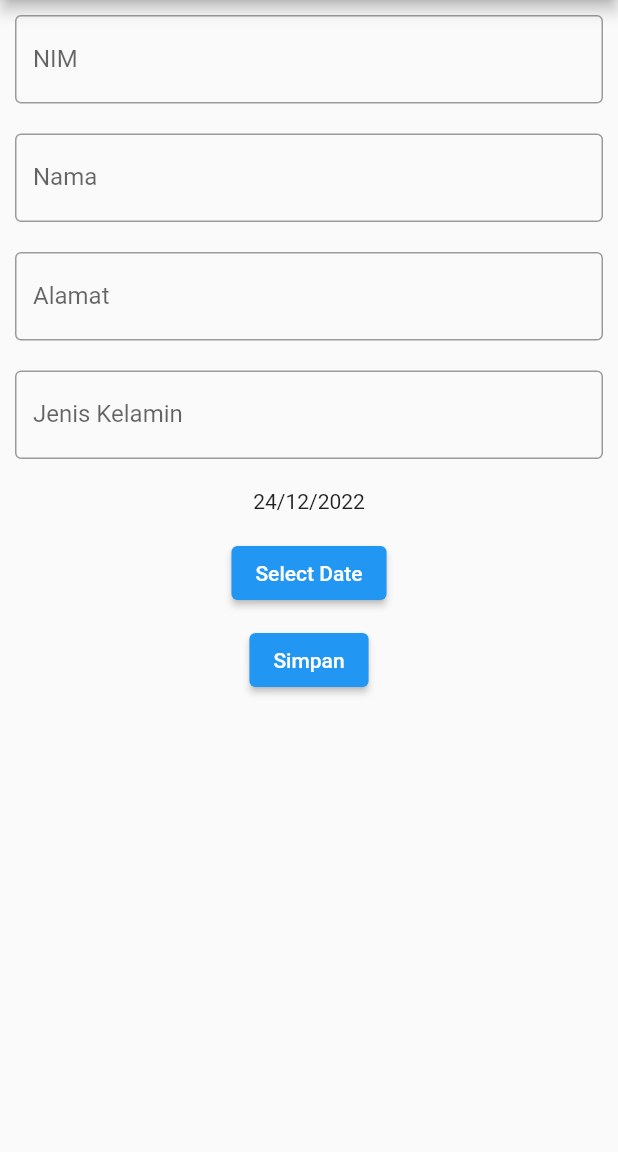
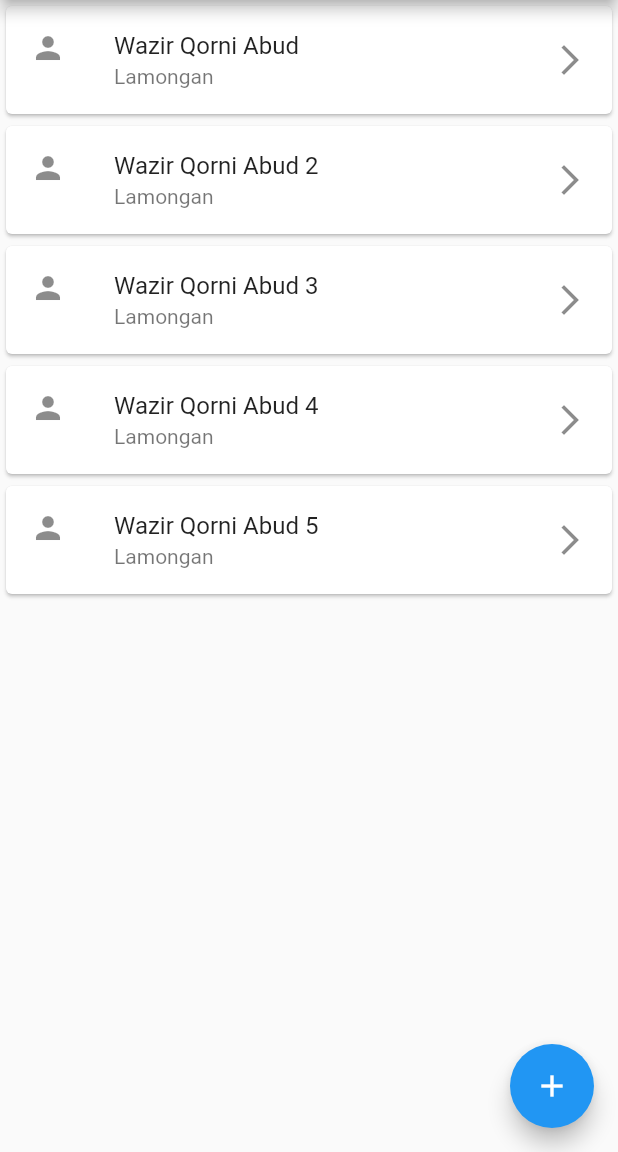
Before and after one commit to rikurunico/biodata_siswa, a Flutter app: the screen it shows after launch, on a phone screen of 412 x 824 dp, the part 84-1236 px from its top. Run offline on Flutter 3.47's test engine with Material 2 defaults, Android fonts, the light colour scheme and no system bars; our stand-ins replace sqflite; accounts and stored records are empty.

Commit message:
Add Details And ListView

```diff
--- a/lib/controller/anggota.dart
+++ /dev/null
@@ -1,48 +0,0 @@
-class Anggota {
-  late int _id;
-  late int _nim;
-  late String _nama;
-  late String _alamat;
-  late String _jeniskelamin;
-  late DateTime _tanggallahir;
-
-  int get id => _id;
-
-  int get nim => _nim;
-  set nim(int value) => this._nim = value;
-
-  String get nama => _nama;
-  set nama(String value) => this._nama = value;
-
-  String get alamat => _alamat;
-  set alamat(String value) => this._alamat = value;
-
-  String get jeniskelamin => _jeniskelamin;
-  set jeniskelamin(String value) => this._jeniskelamin = value;
-
-  DateTime get tanggallahir => _tanggallahir;
-  set tanggallahir(DateTime value) => this._tanggallahir = value;
-
-  Anggota(this._id, this._nim, this._nama, this._alamat, this._jeniskelamin,
-      this._tanggallahir);
-
-  Anggota.fromMap(Map<String, dynamic> map) {
-    this._id = map['id'];
-    this._nim = map['nim'];
-    this._nama = map['nama'];
-    this._alamat = map['alamat'];
-    this._jeniskelamin = map['jeniskelamin'];
-    this._tanggallahir = map['tanggallahir'];
-  }
-
-  Map<String, dynamic> toMap() {
-    Map<String, dynamic> map = Map<String, dynamic>();
-    map['id'] = this._id;
-    map['nim'] = nim;
-    map['nama'] = nama;
-    map['alamat'] = alamat;
-    map['jeniskelamin'] = jeniskelamin;
-    map['tanggallahir'] = tanggallahir;
-    return map;
-  }
-}
--- /dev/null
+++ b/lib/models/anggota.dart
@@ -0,0 +1,41 @@
+class Anggota {
+  int? id;
+  int nim;
+  String nama;
+  String alamat;
+  String jenisKelamin;
+  String tglLahir;
+
+  Anggota({
+    this.id,
+    required this.nim,
+    required this.nama,
+    required this.alamat,
+    required this.jenisKelamin,
+    required this.tglLahir,
+  });
+
+  Map<String, dynamic> toMap() {
+    final result = <String, dynamic>{};
+
+    result.addAll({'id': id});
+    result.addAll({'nim': nim});
+    result.addAll({'nama': nama});
+    result.addAll({'alamat': alamat});
+    result.addAll({'jenisKelamin': jenisKelamin});
+    result.addAll({'tglLahir': tglLahir});
+
+    return result;
+  }
+
+  factory Anggota.fromMap(Map<String, dynamic> map) {
+    return Anggota(
+      id: map['id'],
+      nim: map['nim'],
+      nama: map['nama'],
+      alamat: map['alamat'],
+      jenisKelamin: map['jenisKelamin'],
+      tglLahir: map['tglLahir'],
+    );
+  }
+}
--- a/lib/views/index_page.dart
+++ b/lib/views/index_page.dart
@@ -1,21 +1,27 @@
-import 'package:flutter/cupertino.dart';
 import 'package:flutter/material.dart';
 import 'package:flutter/services.dart';
+import 'package:biodata_siswa/models/anggota.dart';
 
 class IndexPage extends StatelessWidget {
   @override
   Widget build(BuildContext context) {
+    final _nimController = TextEditingController();
+    final _namaController = TextEditingController();
+    final _alamatController = TextEditingController();
+    final _jenisKelaminController = TextEditingController();
+
     return MaterialApp(
       home: Scaffold(
         appBar: AppBar(
-          title: Text('BIODATA'),
+          title: const Text('BIODATA'),
         ),
         body: Column(
           children: [
             Container(
-              padding: EdgeInsets.all(10),
+              padding: const EdgeInsets.all(10),
               child: TextField(
-                decoration: InputDecoration(
+                controller: _nimController,
+                decoration: const InputDecoration(
                   label: Text("NIM"),
                   border: OutlineInputBorder(),
                 ),
@@ -24,37 +30,43 @@ class IndexPage extends StatelessWidget {
               ),
             ),
             Container(
-              padding: EdgeInsets.all(10),
+              padding: const EdgeInsets.all(10),
               child: TextField(
-                decoration: InputDecoration(
+                controller: _namaController,
+                decoration: const InputDecoration(
                   label: Text("Nama"),
                   border: OutlineInputBorder(),
                 ),
               ),
             ),
             Container(
-              padding: EdgeInsets.all(10),
+              padding: const EdgeInsets.all(10),
               child: TextField(
-                decoration: InputDecoration(
+                controller: _alamatController,
+                decoration: const InputDecoration(
                   label: Text("Alamat"),
                   border: OutlineInputBorder(),
                 ),
               ),
             ),
             Container(
-              padding: EdgeInsets.all(10),
+              padding: const EdgeInsets.all(13),
               child: TextField(
-                decoration: InputDecoration(
+                controller: _jenisKelaminController,
+                decoration: const InputDecoration(
                   label: Text("Jenis Kelamin"),
                   border: OutlineInputBorder(),
                 ),
               ),
             ),
-            Container(padding: EdgeInsets.all(10), child: TanggalLahir()),
+            Container(
+              padding: const EdgeInsets.all(10),
+              child: TanggalLahir(),
+            ),
             Container(
               child: ElevatedButton(
                 onPressed: (() {}),
-                child: Text("Simpan"),
+                child: const Text("Simpan"),
               ),
             ),
           ],
@@ -71,6 +83,7 @@ class TanggalLahir extends StatefulWidget {
 
 class _TanggalLahir extends State<TanggalLahir> {
   DateTime selectedDate = DateTime.now();
+  final _tglLahirController = TextEditingController();
 
   @override
   Widget build(BuildContext context) {
@@ -91,40 +104,16 @@ class _TanggalLahir extends State<TanggalLahir> {
                 firstDate: DateTime(1900),
                 lastDate: DateTime(2100),
               );
-
-              if (newDate == null) return;
-
-              setState(() {
-                selectedDate = newDate;
-              });
+              if (newDate != null) {
+                setState(() {
+                  selectedDate = newDate;
+                });
+              }
             },
-            child: Text('Select Date'),
+            child: const Text('Select Date'),
           ),
         ],
       ),
     );
   }
 }
-
-// class TanggalLahirState extends State<TanggalLahir> {
-//   DateTime selectedDate = DateTime.now();
-
-//   Future<Null> selectDate(BuildContext context) async {
-//     final DateTime? picked = await showDatePicker(
-//         context: context,
-//         initialDate: selectedDate,
-//         firstDate: DateTime(2015, 8),
-//         lastDate: DateTime(2101));
-//     if (picked != null && picked != selectedDate) {
-//       setState(() {
-//         selectedDate = picked;
-//       });
-//     }
-//   }
-
-//   @override
-//   Widget build(BuildContext context) {
-//     // TODO: implement build
-//     throw UnimplementedError();
-//   }
-// }
--- /dev/null
+++ b/lib/views/new_index_page.dart
@@ -0,0 +1,87 @@
+import 'package:flutter/material.dart';
+import 'package:flutter/services.dart';
+import 'package:biodata_siswa/models/anggota.dart';
+
+class Dashboard extends StatefulWidget {
+  const Dashboard({Key? key}) : super(key: key);
+
+  @override
+  State<Dashboard> createState() => _DashboardState();
+}
+
+class _DashboardState extends State<Dashboard> {
+  List<Anggota> anggota = [
+    Anggota(
+        nim: 000001,
+        nama: 'Wazir Qorni Abud',
+        alamat: 'Lamongan',
+        jenisKelamin: "Laki-laki",
+        tglLahir: "2000-01-01"),
+    Anggota(
+        nim: 000002,
+        nama: 'Wazir Qorni Abud 2',
+        alamat: 'Lamongan',
+        jenisKelamin: "Laki-laki",
+        tglLahir: "2000-01-01"),
+    Anggota(
+        nim: 000003,
+        nama: 'Wazir Qorni Abud 3',
+        alamat: 'Lamongan',
+        jenisKelamin: "Laki-laki",
+        tglLahir: "2000-01-01"),
+    Anggota(
+        nim: 000004,
+        nama: 'Wazir Qorni Abud 4',
+        alamat: 'Lamongan',
+        jenisKelamin: "Laki-laki",
+        tglLahir: "2000-01-01"),
+    Anggota(
+        nim: 000005,
+        nama: 'Wazir Qorni Abud 5',
+        alamat: 'Lamongan',
+        jenisKelamin: "Laki-laki",
+        tglLahir: "2000-01-01"),
+  ];
+
+  @override
+  void initState() {
+    super.initState();
+  }
+
+  @override
+  Widget build(BuildContext context) {
+    return Scaffold(
+      appBar: AppBar(
+        title: const Text('BIODATA'),
+      ),
+      body: ListView.builder(
+        itemCount: anggota.length,
+        itemBuilder: (context, index) {
+          return Card(
+            child: ListTile(
+              title: Text(anggota[index].nama),
+              subtitle: Text(anggota[index].alamat),
+              leading: const Icon(Icons.person),
+              trailing: const Icon(Icons.arrow_forward_ios),
+              onTap: () {
+                Navigator.pushNamed(context, '/detail', arguments: {
+                  'nim': anggota[index].nim,
+                  'nama': anggota[index].nama,
+                  'alamat': anggota[index].alamat,
+                  'jenisKelamin': anggota[index].jenisKelamin,
+                  'tglLahir': anggota[index].tglLahir,
+                });
+              },
+            ),
+          );
+        },
+      ),
+      floatingActionButton: FloatingActionButton(
+        onPressed: () {
+          Navigator.pushNamed(context, '/new');
+        },
+        child: const Icon(Icons.add),
+      ),
+    );
+  }
+}
```
Also changed, not shown: lib/database/dbhelper.dart (deleted, +0 -96 lines), lib/database/helperdb.dart (added, +51 -0 lines), lib/main.dart (+4 -4 lines), lib/views/detail_page.dart (+22 -4 lines), 1 other file.
